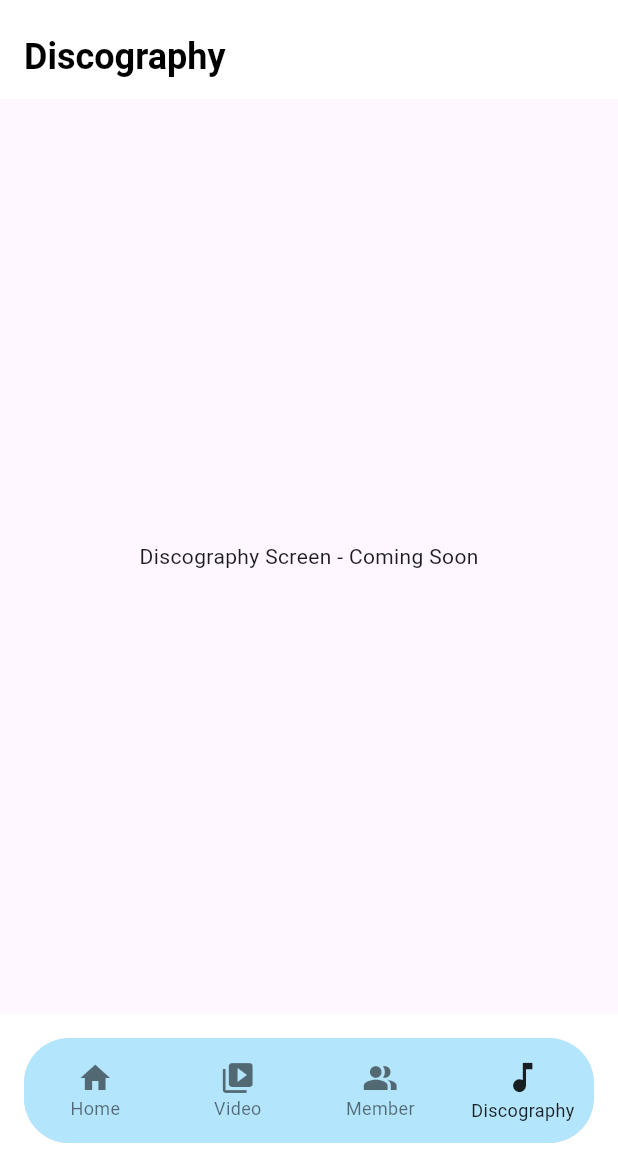
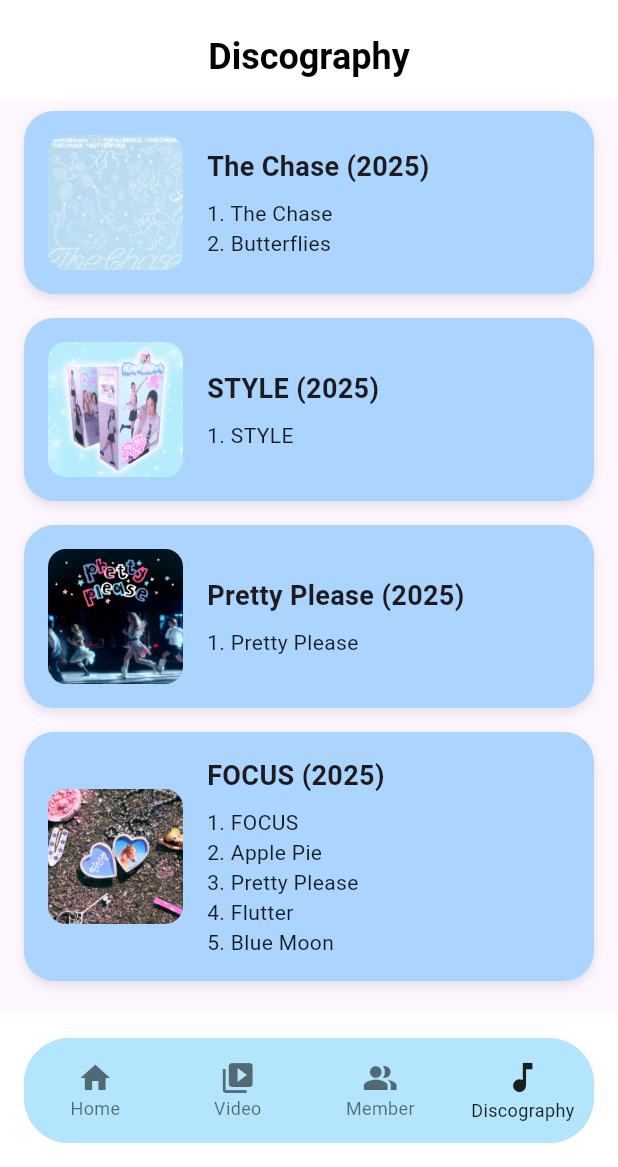
Before and after one commit to Jsnlie/h2h_scheduletracker, a Flutter app: the screen it shows after launch, item 4 of the bottom bar chosen, on a phone screen of 412 x 824 dp, the part 69-1236 px from its top. Run offline on Flutter 3.47's test engine with Material 3 defaults, Android fonts, the phone set to English and light mode, and no system bars; Roboto replaces fonts that are missing (Sans).

Commit message:
Discography screen done

```diff
--- a/lib/screen/discography_screen.dart
+++ b/lib/screen/discography_screen.dart
@@ -1,12 +1,51 @@
 import 'package:flutter/material.dart';
+import '../widgets/music_card.dart';
 
 class DiscographyScreen extends StatelessWidget {
   const DiscographyScreen({super.key});
 
   @override
   Widget build(BuildContext context) {
-    return Scaffold(
-      appBar: AppBar(
+    return Scaffold(appBar: appBar(), body: discography());
+  }
+
+  Widget discography() {
+    return SingleChildScrollView(
+      child: Column(
+        children: const [
+          MusicCard(
+            albumCover: 'lib/assets/The_Chase.png',
+            title: 'The Chase (2025)',
+            trackList: ['The Chase', 'Butterflies'],
+          ),
+          MusicCard(
+            albumCover: 'lib/assets/STYLE.png',
+            title: 'STYLE (2025)',
+            trackList: ['STYLE'],
+          ),
+          MusicCard(
+            albumCover: 'lib/assets/Pretty_Please.png',
+            title: 'Pretty Please (2025)',
+            trackList: ['Pretty Please'],
+          ),
+          MusicCard(
+            albumCover: 'lib/assets/FOCUS.png',
+            title: 'FOCUS (2025)',
+            trackList: [
+              'FOCUS',
+              'Apple Pie',
+              'Pretty Please',
+              'Flutter',
+              'Blue Moon',
+            ],
+          ),
+        ],
+      ),
+    );
+  }
+
+  AppBar appBar() {
+    return AppBar(
       title: const Text(
         'Discography',
         style: TextStyle(
@@ -17,8 +56,7 @@ class DiscographyScreen extends StatelessWidget {
       ),
       backgroundColor: Colors.white,
       elevation: 0.0,
-      ),
-      body: const Center(child: Text('Discography Screen - Coming Soon')),
+      centerTitle: true,
     );
   }
 }
--- a/lib/screen/member_screen.dart
+++ b/lib/screen/member_screen.dart
@@ -17,6 +17,7 @@ class MemberScreen extends StatelessWidget {
         ),
         backgroundColor: Colors.white,
         elevation: 0.0,
+        centerTitle: true,
       ),
       body: const Center(child: Text('Member Screen - Coming Soon')),
     );
--- a/lib/screen/video_screen.dart
+++ b/lib/screen/video_screen.dart
@@ -85,6 +85,7 @@ class VideoScreen extends StatelessWidget {
       ),
       backgroundColor: Colors.white,
       elevation: 0.0,
+      centerTitle: true,
     );
   }
 }
--- a/lib/widgets/event_card.dart
+++ b/lib/widgets/event_card.dart
@@ -18,7 +18,7 @@ class EventCard extends StatelessWidget {
       margin: const EdgeInsets.symmetric(horizontal: 16, vertical: 8),
       padding: const EdgeInsets.all(16),
       decoration: BoxDecoration(
-        color: const Color(0xFFB3E5FC),
+        color: const Color(0xFFABD5FF),
         borderRadius: BorderRadius.circular(20),
         boxShadow: [
           BoxShadow(
--- /dev/null
+++ b/lib/widgets/music_card.dart
@@ -0,0 +1,79 @@
+import 'package:flutter/material.dart';
+
+class MusicCard extends StatelessWidget {
+  final String albumCover;
+  final String title;
+  final List<String> trackList;
+
+  const MusicCard({
+    super.key,
+    required this.albumCover,
+    required this.title,
+    required this.trackList,
+  });
+
+  @override
+  Widget build(BuildContext context) {
+    return Container(
+      margin: const EdgeInsets.symmetric(horizontal: 16, vertical: 8),
+      padding: const EdgeInsets.all(16),
+      decoration: BoxDecoration(
+        color: const Color(0xFFABD5FF),
+        borderRadius: BorderRadius.circular(20),
+        boxShadow: [
+          BoxShadow(
+            color: Colors.black.withOpacity(0.1),
+            blurRadius: 5,
+            offset: const Offset(0, 3),
+          ),
+        ],
+      ),
+      child: Row(
+        mainAxisAlignment: MainAxisAlignment.start,
+        children: [
+          ClipRRect(
+            borderRadius: BorderRadius.circular(12),
+            child: Image.asset(
+              albumCover,
+              width: 90,
+              height: 90,
+              fit: BoxFit.cover,
+            ),
+          ),
+          const SizedBox(width: 16),
+          //Album Info
+          Expanded(
+            child: Column(
+              crossAxisAlignment: CrossAxisAlignment.start,
+              children: [
+                Text(
+                  title,
+                  style: const TextStyle(
+                    fontSize: 18,
+                    fontWeight: FontWeight.bold,
+                  ),
+                ),
+                const SizedBox(height: 8),
+                //Track List
+                Column(
+                  crossAxisAlignment: CrossAxisAlignment.start,
+                  children: trackList.asMap().entries.map((entry) {
+                    final index = entry.key + 1;
+                    final song = entry.value;
+                    return Text(
+                      "$index. $song",
+                      style: const TextStyle(
+                        fontSize: 14,
+                        color: Colors.black87,
+                      ),
+                    );
+                  }).toList(),
+                ),
+              ],
+            ),
+          ),
+        ],
+      ),
+    );
+  }
+}
```
Lines whose indentation alone changed are shown as unchanged.
